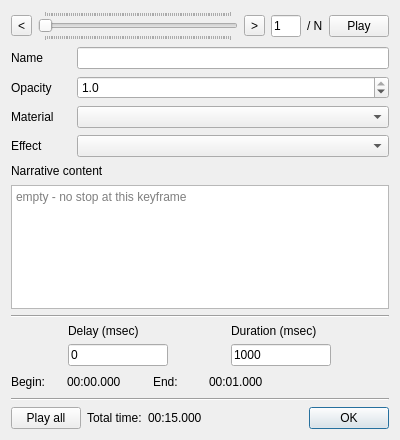
First picture: the form in ui/keyframedialog.ui, repository minorua/Qgis2threejs, before the edit.
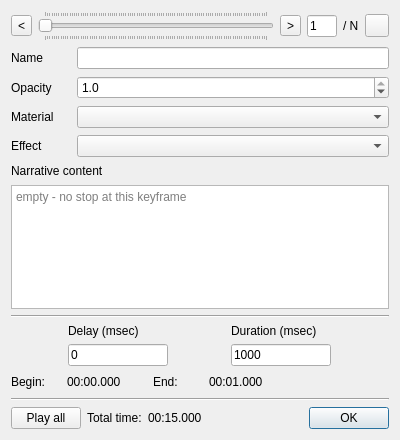
Second picture: the form after the edit.

Commit message: play/stop button icons in animation panel and keyframe dialog

```diff
--- a/ui/keyframedialog.ui
+++ b/ui/keyframedialog.ui
@@ -79,15 +79,9 @@
       </widget>
      </item>
      <item>
-      <widget class="QPushButton" name="pushButtonPlay">
-       <property name="maximumSize">
-        <size>
-         <width>60</width>
-         <height>16777215</height>
-        </size>
-       </property>
-       <property name="text">
-        <string>Play</string>
+      <widget class="QToolButton" name="toolButtonPlay">
+       <property name="checkable">
+        <bool>true</bool>
        </property>
       </widget>
      </item>
```
Left out of the diff: 11 changed lines with no effect on the pictures. The commit also changes 4 other files.
